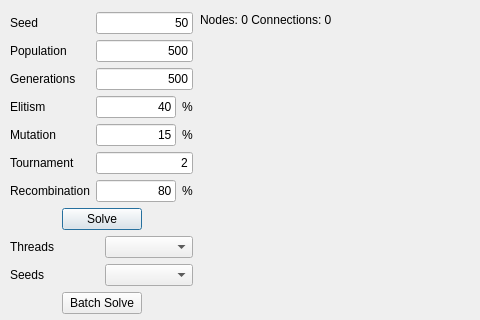
This is geneticdialog.ui in xQsme/RLP_Qt as Qt 5 draws it before an edit; both pictures show x 0 to 480 and y 0 to 320 of the 773 by 514 pixel window. The edited form follows.
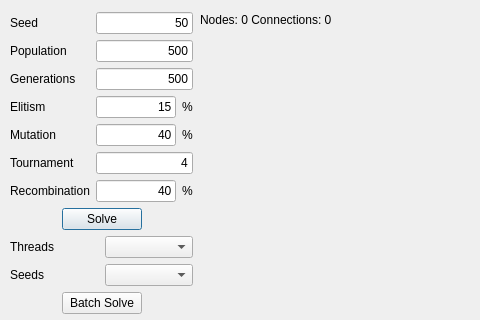
This is the edited form.

What changed in the file:
```diff
--- a/geneticdialog.ui
+++ b/geneticdialog.ui
@@ -180,7 +180,7 @@
           <item>
            <widget class="QLineEdit" name="lineEditElitism">
             <property name="text">
-             <string>40</string>
+             <string>15</string>
             </property>
             <property name="alignment">
              <set>Qt::AlignRight|Qt::AlignTrailing|Qt::AlignVCenter</set>
@@ -201,7 +201,7 @@
           <item>
            <widget class="QLineEdit" name="lineEditMutation">
             <property name="text">
-             <string>15</string>
+             <string>40</string>
             </property>
             <property name="alignment">
              <set>Qt::AlignRight|Qt::AlignTrailing|Qt::AlignVCenter</set>
@@ -220,7 +220,7 @@
         <item>
          <widget class="QLineEdit" name="lineEditTournament">
           <property name="text">
-           <string>2</string>
+           <string>4</string>
           </property>
           <property name="alignment">
            <set>Qt::AlignRight|Qt::AlignTrailing|Qt::AlignVCenter</set>
@@ -232,7 +232,7 @@
           <item>
            <widget class="QLineEdit" name="lineEditRecombination">
             <property name="text">
-             <string>80</string>
+             <string>40</string>
             </property>
             <property name="alignment">
              <set>Qt::AlignRight|Qt::AlignTrailing|Qt::AlignVCenter</set>
```
